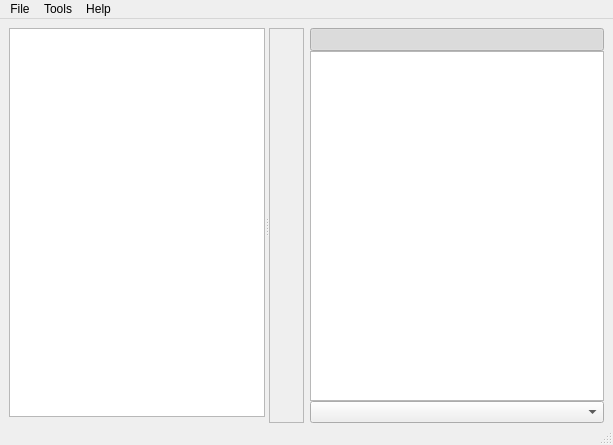
ImageProcessing-ElectronicPublications/scantailor-experimental, file src/ui/MainWindow.ui: the form before one commit.
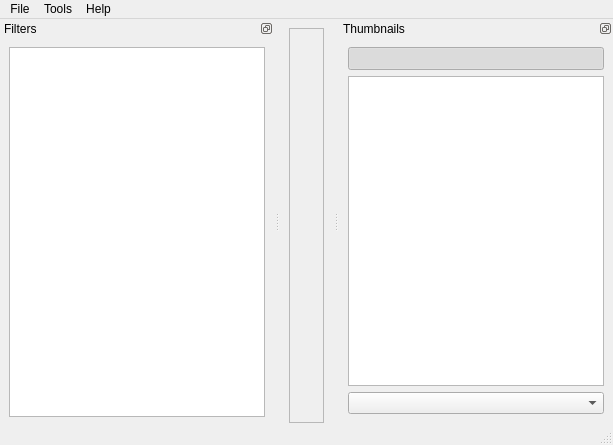
The form after the commit. Icons and pictures are not drawn. Custom widgets are drawn as their Qt base class.

Commit message: Replace main window panels by floating toolbars

What changed in the file:
```diff
--- a/src/ui/MainWindow.ui
+++ b/src/ui/MainWindow.ui
@@ -37,132 +37,21 @@
      <number>0</number>
     </property>
     <item>
-     <widget class="QSplitter" name="splitter">
+     <widget class="QFrame" name="imageViewFrame">
       <property name="sizePolicy">
-       <sizepolicy hsizetype="Expanding" vsizetype="Preferred">
-        <horstretch>0</horstretch>
-        <verstretch>0</verstretch>
+       <sizepolicy hsizetype="Expanding" vsizetype="Expanding">
+        <horstretch>1</horstretch>
+        <verstretch>1</verstretch>
        </sizepolicy>
       </property>
-      <property name="orientation">
-       <enum>Qt::Horizontal</enum>
+      <property name="frameShape">
+       <enum>QFrame::StyledPanel</enum>
       </property>
-      <property name="childrenCollapsible">
-       <bool>false</bool>
+      <property name="frameShadow">
+       <enum>QFrame::Sunken</enum>
       </property>
-      <widget class="QWidget" name="layoutWidget">
-       <layout class="QVBoxLayout">
-        <property name="spacing">
-         <number>6</number>
-        </property>
-        <item>
-         <widget class="StageListView" name="filterList">
-          <property name="autoScroll">
-           <bool>false</bool>
-          </property>
-          <property name="editTriggers">
-           <set>QAbstractItemView::NoEditTriggers</set>
-          </property>
-          <property name="tabKeyNavigation">
-           <bool>false</bool>
-          </property>
-          <property name="showDropIndicator" stdset="0">
-           <bool>false</bool>
-          </property>
-          <property name="alternatingRowColors">
-           <bool>true</bool>
-          </property>
-          <property name="selectionMode">
-           <enum>QAbstractItemView::SingleSelection</enum>
-          </property>
-          <property name="selectionBehavior">
-           <enum>QAbstractItemView::SelectRows</enum>
-          </property>
-          <property name="textElideMode">
-           <enum>Qt::ElideNone</enum>
-          </property>
-          <property name="showGrid">
-           <bool>false</bool>
-          </property>
-          <property name="wordWrap">
-           <bool>false</bool>
-          </property>
-          <property name="cornerButtonEnabled">
-           <bool>false</bool>
-          </property>
-         </widget>
-        </item>
-        <item>
-         <widget class="NonOwningWidget" name="filterOptions" native="true"/>
-        </item>
-       </layout>
-      </widget>
-      <widget class="QFrame" name="imageViewFrame">
-       <property name="sizePolicy">
-        <sizepolicy hsizetype="Expanding" vsizetype="Expanding">
-         <horstretch>1</horstretch>
-         <verstretch>1</verstretch>
-        </sizepolicy>
-       </property>
-       <property name="frameShape">
-        <enum>QFrame::StyledPanel</enum>
-       </property>
-       <property name="frameShadow">
-        <enum>QFrame::Sunken</enum>
-       </property>
-      </widget>
      </widget>
     </item>
-    <item>
-     <layout class="QVBoxLayout" name="verticalLayout">
-      <property name="spacing">
-       <number>0</number>
-      </property>
-      <item>
-       <widget class="QToolButton" name="focusButton">
-        <property name="sizePolicy">
-         <sizepolicy hsizetype="Minimum" vsizetype="Fixed">
-          <horstretch>0</horstretch>
-          <verstretch>0</verstretch>
-         </sizepolicy>
-        </property>
-        <property name="statusTip">
-         <string>Keep current page in view.</string>
-        </property>
-        <property name="text">
-         <string/>
-        </property>
-        <property name="icon">
-         <iconset resource="../resources/resources.qrc">
-          <normaloff>:/icons/keep-in-view.png</normaloff>:/icons/keep-in-view.png</iconset>
-        </property>
-        <property name="checkable">
-         <bool>true</bool>
-        </property>
-        <property name="checked">
-         <bool>true</bool>
-        </property>
-       </widget>
-      </item>
-      <item>
-       <widget class="QGraphicsView" name="thumbView">
-        <property name="statusTip">
-         <string>Use Home, End, PgUp (or Q), PgDown (or W) to navigate between pages.</string>
-        </property>
-        <property name="alignment">
-         <set>Qt::AlignHCenter|Qt::AlignTop</set>
-        </property>
-       </widget>
-      </item>
-      <item>
-       <widget class="QComboBox" name="sortOptions">
-        <property name="sizeAdjustPolicy">
-         <enum>QComboBox::AdjustToMinimumContentsLength</enum>
-        </property>
-       </widget>
-      </item>
-     </layout>
-    </item>
    </layout>
   </widget>
   <widget class="QMenuBar" name="menubar">
@@ -209,6 +98,158 @@
    <addaction name="menuHelp"/>
   </widget>
   <widget class="QStatusBar" name="statusBar"/>
+  <widget class="QDockWidget" name="dockWidgetFilters">
+   <property name="minimumSize">
+    <size>
+     <width>89</width>
+     <height>314</height>
+    </size>
+   </property>
+   <property name="maximumSize">
+    <size>
+     <width>524287</width>
+     <height>524287</height>
+    </size>
+   </property>
+   <property name="features">
+    <set>QDockWidget::DockWidgetFloatable|QDockWidget::DockWidgetMovable</set>
+   </property>
+   <property name="windowTitle">
+    <string>Filters</string>
+   </property>
+   <attribute name="dockWidgetArea">
+    <number>1</number>
+   </attribute>
+   <widget class="QWidget" name="dockWidgetContents">
+    <layout class="QVBoxLayout" name="verticalLayout_2">
+     <property name="bottomMargin">
+      <number>0</number>
+     </property>
+     <item>
+      <widget class="StageListView" name="filterList">
+       <property name="sizePolicy">
+        <sizepolicy hsizetype="Expanding" vsizetype="MinimumExpanding">
+         <horstretch>0</horstretch>
+         <verstretch>0</verstretch>
+        </sizepolicy>
+       </property>
+       <property name="autoScroll">
+        <bool>false</bool>
+       </property>
+       <property name="editTriggers">
+        <set>QAbstractItemView::NoEditTriggers</set>
+       </property>
+       <property name="tabKeyNavigation">
+        <bool>false</bool>
+       </property>
+       <property name="showDropIndicator" stdset="0">
+        <bool>false</bool>
+       </property>
+       <property name="alternatingRowColors">
+        <bool>true</bool>
+       </property>
+       <property name="selectionMode">
+        <enum>QAbstractItemView::SingleSelection</enum>
+       </property>
+       <property name="selectionBehavior">
+        <enum>QAbstractItemView::SelectRows</enum>
+       </property>
+       <property name="textElideMode">
+        <enum>Qt::ElideNone</enum>
+       </property>
+       <property name="showGrid">
+        <bool>false</bool>
+       </property>
+       <property name="wordWrap">
+        <bool>false</bool>
+       </property>
+       <property name="cornerButtonEnabled">
+        <bool>false</bool>
+       </property>
+      </widget>
+     </item>
+     <item>
+      <widget class="NonOwningWidget" name="filterOptions" native="true"/>
+     </item>
+    </layout>
+   </widget>
+  </widget>
+  <widget class="QDockWidget" name="dockWidgetThumbnails">
+   <property name="minimumSize">
+    <size>
+     <width>89</width>
+     <height>165</height>
+    </size>
+   </property>
+   <property name="maximumSize">
+    <size>
+     <width>524287</width>
+     <height>524287</height>
+    </size>
+   </property>
+   <property name="features">
+    <set>QDockWidget::DockWidgetFloatable|QDockWidget::DockWidgetMovable</set>
+   </property>
+   <property name="windowTitle">
+    <string>Thumbnails</string>
+   </property>
+   <attribute name="dockWidgetArea">
+    <number>2</number>
+   </attribute>
+   <widget class="QWidget" name="dockWidgetContents_2">
+    <layout class="QVBoxLayout" name="verticalLayout_3">
+     <item>
+      <widget class="QToolButton" name="focusButton">
+       <property name="sizePolicy">
+        <sizepolicy hsizetype="Minimum" vsizetype="Fixed">
+         <horstretch>0</horstretch>
+         <verstretch>0</verstretch>
+        </sizepolicy>
+       </property>
+       <property name="statusTip">
+        <string>Keep current page in view.</string>
+       </property>
+       <property name="text">
+        <string/>
+       </property>
+       <property name="icon">
+        <iconset resource="../resources/resources.qrc">
+         <normaloff>:/icons/keep-in-view.png</normaloff>:/icons/keep-in-view.png</iconset>
+       </property>
+       <property name="checkable">
+        <bool>true</bool>
+       </property>
+       <property name="checked">
+        <bool>true</bool>
+       </property>
+      </widget>
+     </item>
+     <item>
+      <widget class="QGraphicsView" name="thumbView">
+       <property name="minimumSize">
+        <size>
+         <width>0</width>
+         <height>0</height>
+        </size>
+       </property>
+       <property name="statusTip">
+        <string>Use Home, End, PgUp (or Q), PgDown (or W) to navigate between pages.</string>
+       </property>
+       <property name="alignment">
+        <set>Qt::AlignHCenter|Qt::AlignTop</set>
+       </property>
+      </widget>
+     </item>
+     <item>
+      <widget class="QComboBox" name="sortOptions">
+       <property name="sizeAdjustPolicy">
+        <enum>QComboBox::AdjustToMinimumContentsLength</enum>
+       </property>
+      </widget>
+     </item>
+    </layout>
+   </widget>
+  </widget>
   <action name="actionDebug">
    <property name="checkable">
     <bool>true</bool>
```
Left out of the diff: 2 changed lines with no effect on the pictures.
